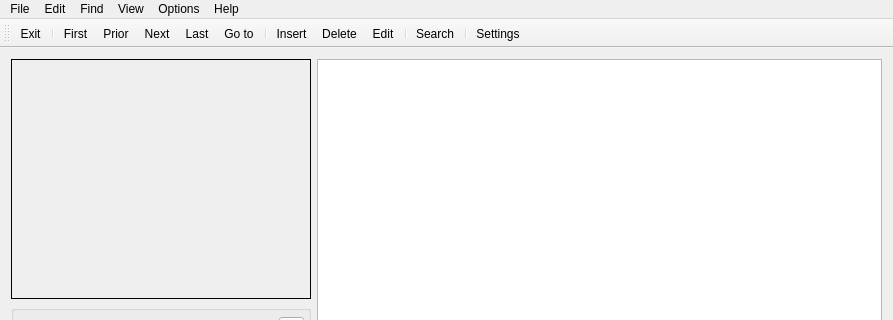
Old version of the form Forms/CMain.ui in the repository skynowa/xxxdb; both pictures show x 0 to 893 and y 0 to 320 of the 893 by 578 pixel window.
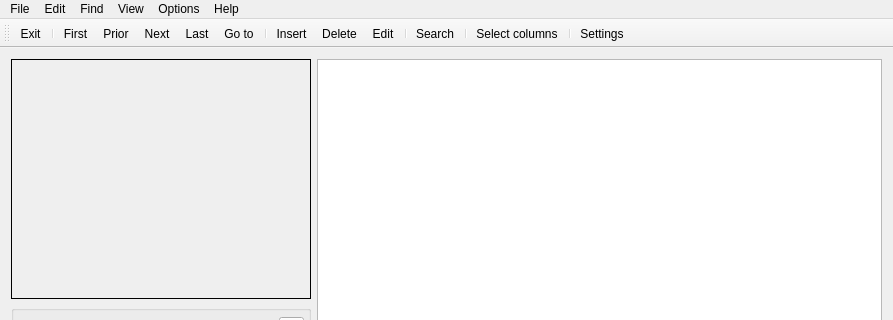
New version of the form. Icons and pictures are not drawn.

Commit message: ADD: select columns icon

The edit to the form file:
```diff
--- a/Forms/CMain.ui
+++ b/Forms/CMain.ui
@@ -193,6 +193,8 @@
    <addaction name="separator"/>
    <addaction name="actFind_Search"/>
    <addaction name="separator"/>
+   <addaction name="actView_Columns"/>
+   <addaction name="separator"/>
    <addaction name="actOptions_Settings"/>
   </widget>
   <action name="actFile_Exit">
```
Left out of the diff: 7 changed lines with no effect on the pictures. The commit also changes 2 other files.
